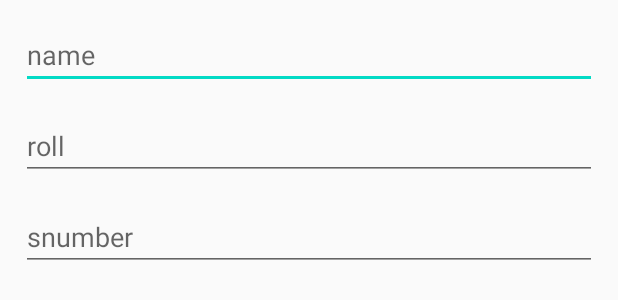
After one commit to AP-Skill-Development-Corporation/AAAD-STP-BATCH-3, an Android app: the layout update.xml on its own in the app's theme, with its tools: preview values and no code run, on a phone screen of 412 x 824 dp. The commit adds this screen. Shown: the top 300 px of the screen. Run offline under Robolectric (Android 15) with nearby library versions, the phone set to English and light mode, and no system bars.

Commit message:
19-09-2020

```diff
--- /dev/null
+++ b/FirebaseDatabase/app/src/main/res/layout/update.xml
@@ -0,0 +1,24 @@
+<?xml version="1.0" encoding="utf-8"?>
+<LinearLayout xmlns:android="http://schemas.android.com/apk/res/android"
+    android:orientation="vertical"
+    android:padding="14dp"
+    android:layout_width="match_parent"
+    android:layout_height="match_parent">
+    <EditText
+        android:layout_width="match_parent"
+        android:layout_height="wrap_content"
+        android:id="@+id/sname"
+        android:hint="name"/>
+    <EditText
+        android:layout_width="match_parent"
+        android:layout_height="wrap_content"
+        android:id="@+id/sroll"
+        android:hint="roll"
+        android:layout_marginTop="15dp"/>
+    <EditText
+        android:layout_width="match_parent"
+        android:layout_height="wrap_content"
+        android:id="@+id/snumber"
+        android:hint="snumber"
+        android:layout_marginTop="15dp"/>
+</LinearLayout>
```
Also changed, not shown: FirebaseDatabase/app/src/main/java/com/example/firebasedatabase/MyAdapter.java (+75 -2 lines).
